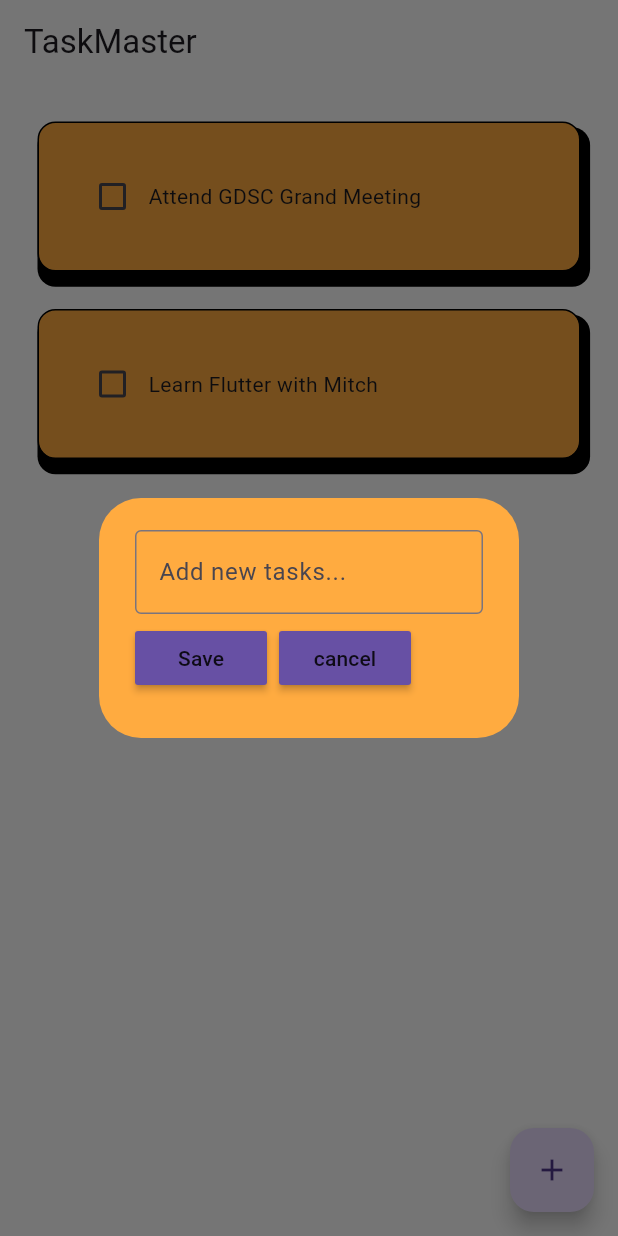
After one commit to adyutaa/taskmaster-app, a Flutter app: the screen it shows after launch, after a tap on the "add" icon, on a phone screen of 412 x 824 dp. The commit adds this screen. Run offline on Flutter 3.47's test engine with Material 3 defaults, Android fonts, the phone set to English and light mode, and no system bars.

Commit message:
successfully saved the new tasks

```diff
--- a/lib/main.dart
+++ b/lib/main.dart
@@ -13,7 +13,7 @@ class MyApp extends StatelessWidget {
     return MaterialApp(
       debugShowCheckedModeBanner: false,
       home: ToDoPage(),
-      theme: ThemeData(primarySwatch: Colors.grey),
+      theme: ThemeData(primarySwatch: Colors.orange),
     );
   }
 }
--- a/lib/pages/todo_pages.dart
+++ b/lib/pages/todo_pages.dart
@@ -1,4 +1,5 @@
 import 'package:flutter/material.dart';
+import 'package:taskmaster_app/util/dialog_box.dart';
 import 'package:taskmaster_app/util/todo_tile.dart';
 
 class ToDoPage extends StatefulWidget {
@@ -9,6 +10,11 @@ class ToDoPage extends StatefulWidget {
 }
 
 class _ToDoPageState extends State<ToDoPage> {
+  // text controller
+  final _controller = TextEditingController();
+
+  //save new tasks
+
   // list of todo tasks
   List ToDo = [
     ["Attend GDSC Grand Meeting", false],
@@ -22,6 +28,26 @@ class _ToDoPageState extends State<ToDoPage> {
     });
   }
 
+  void saveNewTasks() {
+    setState(() {
+      // save to Todo list
+      ToDo.add([_controller.text, false]);
+    });
+  }
+
+  // method to create new task
+  void createNewTask() {
+    showDialog(
+        context: context,
+        builder: (context) {
+          return DialogBox(
+            controller: _controller,
+            onSave: saveNewTasks,
+            onCancel: () => Navigator.of(context).pop(),
+          );
+        });
+  }
+
   @override
   Widget build(BuildContext context) {
     return Scaffold(
@@ -29,6 +55,12 @@ class _ToDoPageState extends State<ToDoPage> {
         title: Text("TaskMaster"),
         elevation: 0,
         backgroundColor: Colors.white,
+      ),
+      floatingActionButton: FloatingActionButton(
+        onPressed: () {
+          createNewTask();
+        },
+        child: Icon(Icons.add),
       ),
       backgroundColor: Colors.white,
       body: ListView.builder(
--- /dev/null
+++ b/lib/util/dialog_box.dart
@@ -0,0 +1,51 @@
+import 'package:flutter/material.dart';
+import 'package:taskmaster_app/util/my_buttons.dart';
+
+class DialogBox extends StatelessWidget {
+  final controller;
+  VoidCallback onSave;
+  VoidCallback onCancel;
+
+  DialogBox({
+    super.key,
+    required this.controller,
+    required this.onSave,
+    required this.onCancel,
+  });
+
+  @override
+  Widget build(BuildContext context) {
+    return AlertDialog(
+      backgroundColor: Colors.orangeAccent.shade200,
+      content: Container(
+        height: 120,
+        child: Column(
+          mainAxisAlignment: MainAxisAlignment.spaceEvenly,
+          children: [
+            // ignore: prefer_const_constructors
+            TextField(
+              controller: controller,
+              // ignore: prefer_const_constructors
+              decoration: InputDecoration(
+                  border: OutlineInputBorder(), hintText: "Add new tasks..."),
+            ),
+
+            // buttons -> save + cancel
+            Row(
+              children: [
+                //save button
+                MyButton(text: "Save", onPressed: onSave),
+
+                const SizedBox(
+                  width: 8,
+                ),
+                // cancel button
+                MyButton(text: "cancel", onPressed: onCancel),
+              ],
+            )
+          ],
+        ),
+      ),
+    );
+  }
+}
--- /dev/null
+++ b/lib/util/my_buttons.dart
@@ -0,0 +1,21 @@
+import 'package:flutter/material.dart';
+
+class MyButton extends StatelessWidget {
+  final String text;
+  VoidCallback onPressed;
+
+  MyButton({
+    super.key,
+    required this.text,
+    required this.onPressed,
+  });
+
+  @override
+  Widget build(BuildContext context) {
+    return MaterialButton(
+      onPressed: onPressed,
+      color: Theme.of(context).primaryColor,
+      child: Text(text),
+    );
+  }
+}
--- a/lib/util/todo_tile.dart
+++ b/lib/util/todo_tile.dart
@@ -1,3 +1,5 @@
+// ignore_for_file: prefer_const_literals_to_create_immutables
+
 import 'package:flutter/material.dart';
 
 class ToDoTile extends StatelessWidget {
@@ -17,7 +19,7 @@ class ToDoTile extends StatelessWidget {
   @override
   Widget build(BuildContext context) {
     return Padding(
-      padding: const EdgeInsets.all(25.0),
+      padding: const EdgeInsets.only(left: 25, top: 25, right: 25),
       child: Container(
         padding: EdgeInsets.all(25),
         decoration: BoxDecoration(
@@ -28,9 +30,11 @@ class ToDoTile extends StatelessWidget {
             style: BorderStyle.solid
           ),
           boxShadow: [
+            // ignore: prefer_const_constructors
             BoxShadow(
               color: Colors.black,
               spreadRadius: 3.2,
+              // ignore: prefer_const_constructors
               offset: Offset(3.2, 7),
 
             )
@@ -39,7 +43,10 @@ class ToDoTile extends StatelessWidget {
         child: Row(
           children: [
             Checkbox(value: taskCompleted, onChanged: onChanged, activeColor: Colors.black87,),
-            Text(taskName),
+            Text(taskName,
+            style: TextStyle(
+            decoration: taskCompleted ? TextDecoration.lineThrough : TextDecoration.none),
+            ),
           ],
         ),
       ),
```
